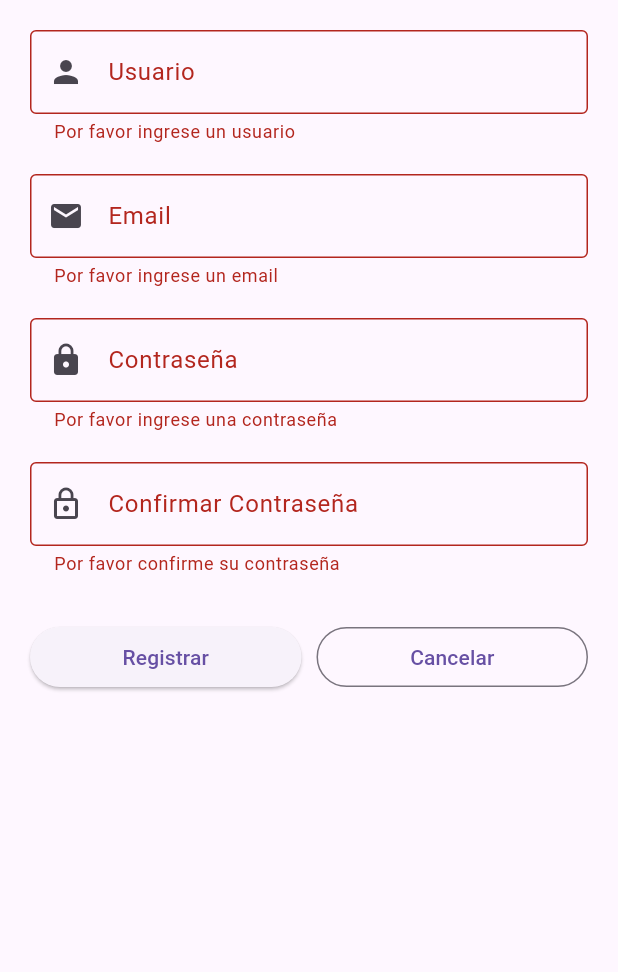
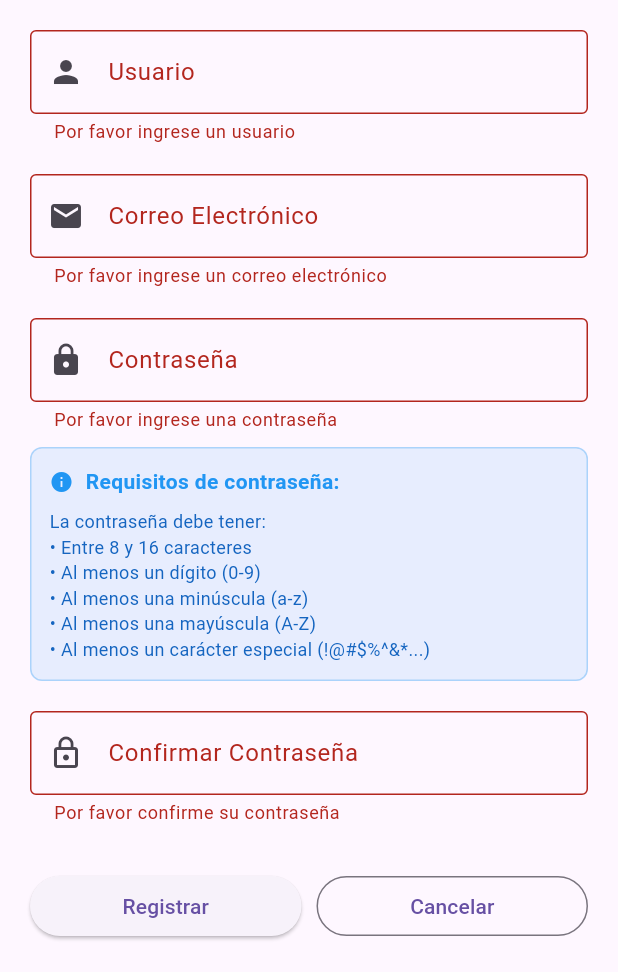
Before and after one commit to yeygok/loginFLutter, a Flutter app: the UserFormScreen screen opened directly, after a tap on "Registrar", on a phone screen of 412 x 824 dp, the part 264-1236 px from its top. Run offline on Flutter 3.47's test engine with Material 3 defaults, Android fonts, the phone set to English and light mode, and no system bars.

Commit message:
funcion para correos y contrsaeñas validas

```diff
--- a/login/lib/auth/change_email_screen.dart
+++ b/login/lib/auth/change_email_screen.dart
@@ -1,5 +1,6 @@
 import 'package:flutter/material.dart';
 import '../widgets/appbar.dart';
+import '../utils/validation_utils.dart';
 
 class ChangeEmailScreen extends StatefulWidget {
   final String currentEmail;
@@ -69,20 +70,13 @@ class _ChangeEmailScreenState extends State<ChangeEmailScreen> {
               TextFormField(
                 controller: _emailController,
                 decoration: const InputDecoration(
-                  labelText: 'Nuevo email',
+                  labelText: 'Nuevo correo electrónico',
                   prefixIcon: Icon(Icons.email),
                   border: OutlineInputBorder(),
+                  hintText: 'ejemplo@correo.com',
                 ),
                 keyboardType: TextInputType.emailAddress,
-                validator: (value) {
-                  if (value == null || value.isEmpty) {
-                    return 'Por favor ingresa un email';
-                  }
-                  if (!value.contains('@') || !value.contains('.')) {
-                    return 'Ingresa un email válido';
-                  }
-                  return null;
-                },
+                validator: ValidationUtils.validateEmail,
               ),
               const SizedBox(height: 30),
               SizedBox(
--- a/login/lib/user/form.dart
+++ b/login/lib/user/form.dart
@@ -1,5 +1,6 @@
 import 'package:flutter/material.dart';
 import '../../widgets/appbar.dart';
+import '../utils/validation_utils.dart';
 
 class UserFormScreen extends StatefulWidget {
   const UserFormScreen({super.key});
@@ -18,13 +19,6 @@ class _UserFormScreenState extends State<UserFormScreen> {
 
   void _register() {
     if (_formKey.currentState!.validate()) {
-      if (_passwordController.text != _confirmPasswordController.text) {
-        ScaffoldMessenger.of(context).showSnackBar(
-          const SnackBar(content: Text('Las contraseñas no coinciden')),
-        );
-        return;
-      }
-
       final userData = {
         'username': _usernameController.text,
         'password': _passwordController.text,
@@ -73,20 +67,13 @@ class _UserFormScreenState extends State<UserFormScreen> {
               TextFormField(
                 controller: _emailController,
                 decoration: const InputDecoration(
-                  labelText: 'Email',
+                  labelText: 'Correo Electrónico',
                   prefixIcon: Icon(Icons.email),
                   border: OutlineInputBorder(),
+                  hintText: 'ejemplo@correo.com',
                 ),
                 keyboardType: TextInputType.emailAddress,
-                validator: (value) {
-                  if (value == null || value.isEmpty) {
-                    return 'Por favor ingrese un email';
-                  }
-                  if (!value.contains('@')) {
-                    return 'Ingrese un email válido';
-                  }
-                  return null;
-                },
+                validator: ValidationUtils.validateEmail,
               ),
               const SizedBox(height: 20),
               TextFormField(
@@ -95,17 +82,46 @@ class _UserFormScreenState extends State<UserFormScreen> {
                   labelText: 'Contraseña',
                   prefixIcon: Icon(Icons.lock),
                   border: OutlineInputBorder(),
+                  helperText:
+                      '8-16 caracteres, mayúscula, minúscula, número y carácter especial',
                 ),
                 obscureText: true,
-                validator: (value) {
-                  if (value == null || value.isEmpty) {
-                    return 'Por favor ingrese una contraseña';
-                  }
-                  if (value.length < 6) {
-                    return 'La contraseña debe tener al menos 6 caracteres';
-                  }
-                  return null;
-                },
+                validator: ValidationUtils.validatePassword,
+              ),
+              const SizedBox(height: 10),
+              Container(
+                padding: const EdgeInsets.all(12),
+                decoration: BoxDecoration(
+                  color: Colors.blue.withOpacity(0.1),
+                  borderRadius: BorderRadius.circular(8),
+                  border: Border.all(color: Colors.blue.withOpacity(0.3)),
+                ),
+                child: Column(
+                  crossAxisAlignment: CrossAxisAlignment.start,
+                  children: [
+                    const Row(
+                      children: [
+                        Icon(Icons.info, size: 16, color: Colors.blue),
+                        SizedBox(width: 8),
+                        Text(
+                          'Requisitos de contraseña:',
+                          style: TextStyle(
+                            fontWeight: FontWeight.bold,
+                            color: Colors.blue,
+                          ),
+                        ),
+                      ],
+                    ),
+                    const SizedBox(height: 8),
+                    Text(
+                      ValidationUtils.getPasswordRequirements(),
+                      style: TextStyle(
+                        fontSize: 12,
+                        color: Colors.blue[800],
+                      ),
+                    ),
+                  ],
+                ),
               ),
               const SizedBox(height: 20),
               TextFormField(
@@ -116,12 +132,10 @@ class _UserFormScreenState extends State<UserFormScreen> {
                   border: OutlineInputBorder(),
                 ),
                 obscureText: true,
-                validator: (value) {
-                  if (value == null || value.isEmpty) {
-                    return 'Por favor confirme su contraseña';
-                  }
-                  return null;
-                },
+                validator: (value) => ValidationUtils.validateConfirmPassword(
+                  value,
+                  _passwordController.text,
+                ),
               ),
               const SizedBox(height: 30),
               Row(
--- /dev/null
+++ b/login/lib/utils/validation_utils.dart
@@ -0,0 +1,86 @@
+class ValidationUtils {
+  // Validación de email
+  static String? validateEmail(String? value) {
+    if (value == null || value.isEmpty) {
+      return 'Por favor ingrese un correo electrónico';
+    }
+
+    // Expresión regular para validar email
+    final emailRegex = RegExp(
+      r'^[a-zA-Z0-9._%+-]+@[a-zA-Z0-9.-]+\.[a-zA-Z]{2,}$',
+    );
+
+    if (!emailRegex.hasMatch(value)) {
+      return 'Por favor ingrese un correo electrónico válido';
+    }
+
+    return null;
+  }
+
+  // Validación de contraseña robusta
+  static String? validatePassword(String? value) {
+    if (value == null || value.isEmpty) {
+      return 'Por favor ingrese una contraseña';
+    }
+
+    // Verificar longitud (8-16 caracteres)
+    if (value.length < 8 || value.length > 16) {
+      return 'La contraseña debe tener entre 8 y 16 caracteres';
+    }
+
+    // Verificar al menos un dígito
+    if (!RegExp(r'\d').hasMatch(value)) {
+      return 'La contraseña debe tener al menos un dígito';
+    }
+
+    // Verificar al menos una minúscula
+    if (!RegExp(r'[a-z]').hasMatch(value)) {
+      return 'La contraseña debe tener al menos una letra minúscula';
+    }
+
+    // Verificar al menos una mayúscula
+    if (!RegExp(r'[A-Z]').hasMatch(value)) {
+      return 'La contraseña debe tener al menos una letra mayúscula';
+    }
+
+    // Verificar al menos un carácter no alfanumérico
+    if (!RegExp(r'[!@#$%^&*()_+\-=\[\]{};:"\\|,.<>\/?]').hasMatch(value)) {
+      return 'La contraseña debe tener al menos un carácter especial (!@#\$%^&*...)';
+    }
+
+    return null;
+  }
+
+  // Validación para confirmar contraseña
+  static String? validateConfirmPassword(
+      String? value, String? originalPassword) {
+    if (value == null || value.isEmpty) {
+      return 'Por favor confirme su contraseña';
+    }
+
+    if (value != originalPassword) {
+      return 'Las contraseñas no coinciden';
+    }
+
+    return null;
+  }
+
+  // Validación de contraseña actual (más simple)
+  static String? validateCurrentPassword(String? value) {
+    if (value == null || value.isEmpty) {
+      return 'Por favor ingrese su contraseña actual';
+    }
+
+    return null;
+  }
+
+  // Función para mostrar requisitos de contraseña
+  static String getPasswordRequirements() {
+    return '''La contraseña debe tener:
+• Entre 8 y 16 caracteres
+• Al menos un dígito (0-9)
+• Al menos una minúscula (a-z)
+• Al menos una mayúscula (A-Z)
+• Al menos un carácter especial (!@#\$%^&*...)''';
+  }
+}
```
Also changed, not shown: login/lib/auth/change_password_screen.dart (+9 -31 lines), login/lib/auth/login.dart (+7 -14 lines).
